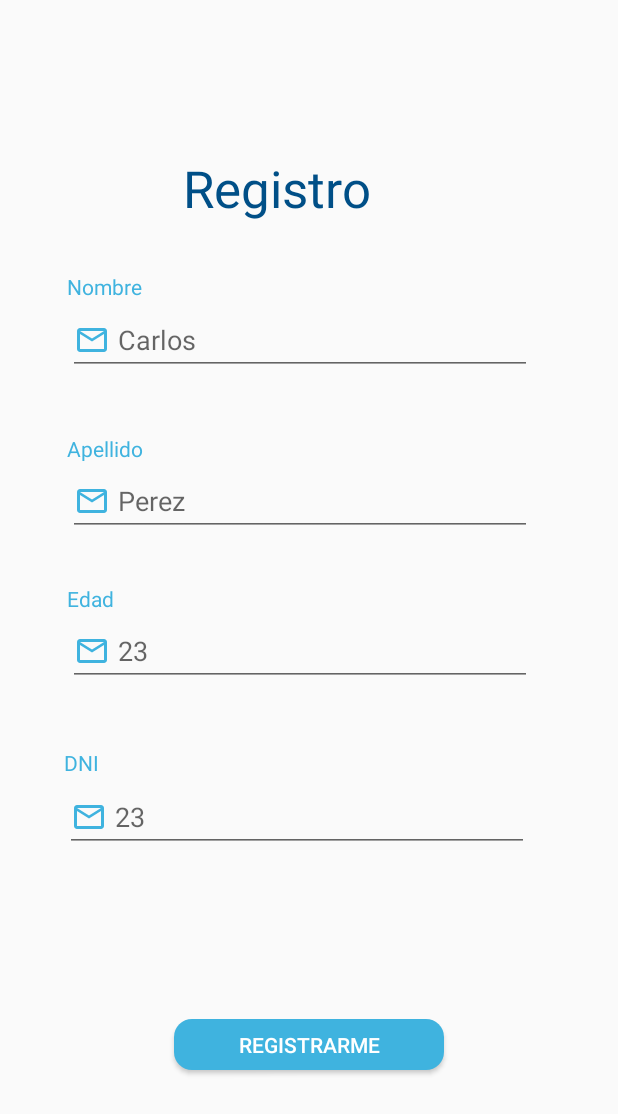
After one commit to ivanlandinez1994/ScoringSalud, an Android app: the Registro screen opened directly, with no data from a screen before it, on a phone screen of 412 x 824 dp. The commit adds this screen. Shown: the top 1114 px of the screen. Run offline under Robolectric (Android 15) with nearby library versions, the phone set to English and light mode, and no system bars.

Commit message:
activity registro solo front

```diff
--- a/app/src/main/AndroidManifest.xml
+++ b/app/src/main/AndroidManifest.xml
@@ -1,6 +1,6 @@
 <?xml version="1.0" encoding="utf-8"?>
 <manifest xmlns:android="http://schemas.android.com/apk/res/android"
-    package="com.pf.scoringsalud" >
+    package="com.pf.scoringsalud">
 
     <application
         android:allowBackup="true"
@@ -8,12 +8,11 @@
         android:label="@string/app_name"
         android:roundIcon="@drawable/health"
         android:supportsRtl="true"
-        android:theme="@style/Theme.Design.Light.NoActionBar" >
-        <activity android:name=".AuthActivity" >
-        </activity>
+        android:theme="@style/Theme.Design.Light.NoActionBar">
+        <activity android:name=".Registro"></activity>
+        <activity android:name=".AuthActivity"></activity>
         <activity android:name=".HomeActivity" />
-
-            <activity android:name=".Welcome" >  <!-- primera activity que se ve en la app-->
+        <activity android:name=".Welcome"> <!-- primera activity que se ve en la app -->
             <intent-filter>
                 <action android:name="android.intent.action.MAIN" />
 
--- /dev/null
+++ b/app/src/main/java/com/pf/scoringsalud/Registro.java
@@ -0,0 +1,14 @@
+package com.pf.scoringsalud;
+
+import androidx.appcompat.app.AppCompatActivity;
+
+import android.os.Bundle;
+
+public class Registro extends AppCompatActivity {
+
+    @Override
+    protected void onCreate(Bundle savedInstanceState) {
+        super.onCreate(savedInstanceState);
+        setContentView(R.layout.activity_registro);
+    }
+}
--- /dev/null
+++ b/app/src/main/res/layout/activity_registro.xml
@@ -0,0 +1,159 @@
+<?xml version="1.0" encoding="utf-8"?>
+<androidx.constraintlayout.widget.ConstraintLayout xmlns:android="http://schemas.android.com/apk/res/android"
+    xmlns:app="http://schemas.android.com/apk/res-auto"
+    xmlns:tools="http://schemas.android.com/tools"
+    android:layout_width="match_parent"
+    android:layout_height="match_parent"
+    tools:context=".Registro">
+
+
+    <TextView
+
+        android:layout_width="wrap_content"
+        android:layout_height="wrap_content"
+        android:text="Registro"
+        android:textSize="34dp"
+        android:textColor="@color/colorPrimaryDark"
+        app:layout_constraintBottom_toBottomOf="parent"
+        app:layout_constraintEnd_toEndOf="parent"
+        app:layout_constraintHorizontal_bias="0.426"
+        app:layout_constraintStart_toStartOf="parent"
+        app:layout_constraintTop_toTopOf="parent"
+        app:layout_constraintVertical_bias="0.132" />
+
+
+    <TextView
+        android:layout_width="74dp"
+        android:layout_height="18dp"
+        android:text="Nombre"
+        android:textColor="@color/colorPrimary"
+        app:layout_constraintBottom_toBottomOf="parent"
+        app:layout_constraintEnd_toEndOf="parent"
+        app:layout_constraintHorizontal_bias="0.133"
+        app:layout_constraintStart_toStartOf="parent"
+        app:layout_constraintTop_toTopOf="parent"
+        app:layout_constraintVertical_bias="0.225" />
+
+    <EditText
+        android:id="@+id/nombreEditText"
+        android:layout_width="309dp"
+        android:layout_height="46dp"
+        android:drawableStart="@drawable/mail"
+        android:drawablePadding="5dp"
+        android:ems="10"
+        android:focusable="false"
+        android:hint="Carlos"
+        android:inputType="text"
+        app:layout_constraintBottom_toBottomOf="parent"
+        app:layout_constraintEnd_toEndOf="parent"
+        app:layout_constraintHorizontal_bias="0.441"
+        app:layout_constraintStart_toStartOf="parent"
+        app:layout_constraintTop_toTopOf="parent"
+        app:layout_constraintVertical_bias="0.262" />
+
+    <TextView
+
+        android:layout_width="72dp"
+        android:layout_height="18dp"
+        android:text="Apellido"
+        android:textColor="@color/colorPrimary"
+        app:layout_constraintBottom_toBottomOf="parent"
+        app:layout_constraintEnd_toEndOf="parent"
+        app:layout_constraintHorizontal_bias="0.132"
+        app:layout_constraintStart_toStartOf="parent"
+        app:layout_constraintTop_toTopOf="parent"
+        app:layout_constraintVertical_bias="0.359" />
+
+    <EditText
+        android:id="@+id/apellidoEditText"
+        android:layout_width="309dp"
+        android:layout_height="46dp"
+        android:drawableStart="@drawable/mail"
+        android:drawablePadding="5dp"
+        android:ems="10"
+        android:focusable="false"
+        android:hint="Perez"
+        android:inputType="text"
+        app:layout_constraintBottom_toBottomOf="parent"
+        app:layout_constraintEnd_toEndOf="parent"
+        app:layout_constraintHorizontal_bias="0.441"
+        app:layout_constraintStart_toStartOf="parent"
+        app:layout_constraintTop_toTopOf="parent"
+        app:layout_constraintVertical_bias="0.4" />
+
+    <TextView
+
+        android:layout_width="74dp"
+        android:layout_height="18dp"
+        android:text="Edad"
+        android:textColor="@color/colorPrimary"
+        app:layout_constraintBottom_toBottomOf="parent"
+        app:layout_constraintEnd_toEndOf="parent"
+        app:layout_constraintHorizontal_bias="0.133"
+        app:layout_constraintStart_toStartOf="parent"
+        app:layout_constraintTop_toTopOf="parent"
+        app:layout_constraintVertical_bias="0.483" />
+
+    <EditText
+        android:id="@+id/edadEditText"
+        android:layout_width="309dp"
+        android:layout_height="46dp"
+        android:drawableStart="@drawable/mail"
+        android:drawablePadding="5dp"
+        android:ems="10"
+        android:focusable="false"
+        android:hint="23"
+        android:inputType="number"
+        app:layout_constraintBottom_toBottomOf="parent"
+        app:layout_constraintEnd_toEndOf="parent"
+        app:layout_constraintHorizontal_bias="0.441"
+        app:layout_constraintStart_toStartOf="parent"
+        app:layout_constraintTop_toTopOf="parent"
+        app:layout_constraintVertical_bias="0.529" />
+
+
+    <TextView
+
+        android:layout_width="74dp"
+        android:layout_height="18dp"
+        android:text="DNI"
+        android:textColor="@color/colorPrimary"
+        app:layout_constraintBottom_toBottomOf="parent"
+        app:layout_constraintEnd_toEndOf="parent"
+        app:layout_constraintHorizontal_bias="0.127"
+        app:layout_constraintStart_toStartOf="parent"
+        app:layout_constraintTop_toTopOf="parent"
+        app:layout_constraintVertical_bias="0.619" />
+
+    <EditText
+        android:id="@+id/dniEditText"
+        android:layout_width="309dp"
+        android:layout_height="46dp"
+        android:drawableStart="@drawable/mail"
+        android:drawablePadding="5dp"
+        android:ems="10"
+        android:focusable="false"
+        android:hint="23"
+        android:inputType="number"
+        app:layout_constraintBottom_toBottomOf="parent"
+        app:layout_constraintEnd_toEndOf="parent"
+        app:layout_constraintHorizontal_bias="0.421"
+        app:layout_constraintStart_toStartOf="parent"
+        app:layout_constraintTop_toTopOf="parent"
+        app:layout_constraintVertical_bias="0.671" />
+
+    <Button
+        android:id="@+id/button"
+        android:layout_width="180dp"
+        android:layout_height="34dp"
+        android:background="@drawable/rounded_corners"
+        android:text="Registrarme"
+        android:textColor="@color/white"
+        app:layout_constraintBottom_toBottomOf="parent"
+        app:layout_constraintEnd_toEndOf="parent"
+        app:layout_constraintStart_toStartOf="parent"
+        app:layout_constraintTop_toBottomOf="@+id/dniEditText"
+        app:layout_constraintVertical_bias="0.502" />
+
+
+</androidx.constraintlayout.widget.ConstraintLayout>
--- a/app/src/main/res/layout/fragment_home.xml
+++ b/app/src/main/res/layout/fragment_home.xml
@@ -6,7 +6,7 @@
     android:background="#ccc"
     tools:context=".HomeFragment">
 
-    <!-- TODO: Update blank fragment layout -->
+
     <TextView
         android:layout_width="match_parent"
         android:layout_height="match_parent"
--- a/app/src/main/res/navigation/main.xml
+++ b/app/src/main/res/navigation/main.xml
@@ -3,7 +3,7 @@
     xmlns:app="http://schemas.android.com/apk/res-auto"
     xmlns:tools="http://schemas.android.com/tools"
     android:id="@+id/main"
-    app:startDestination="@id/menuProfile">
+    app:startDestination="@id/menuHome">
 
     <fragment
         android:id="@+id/menuProfile"
```
